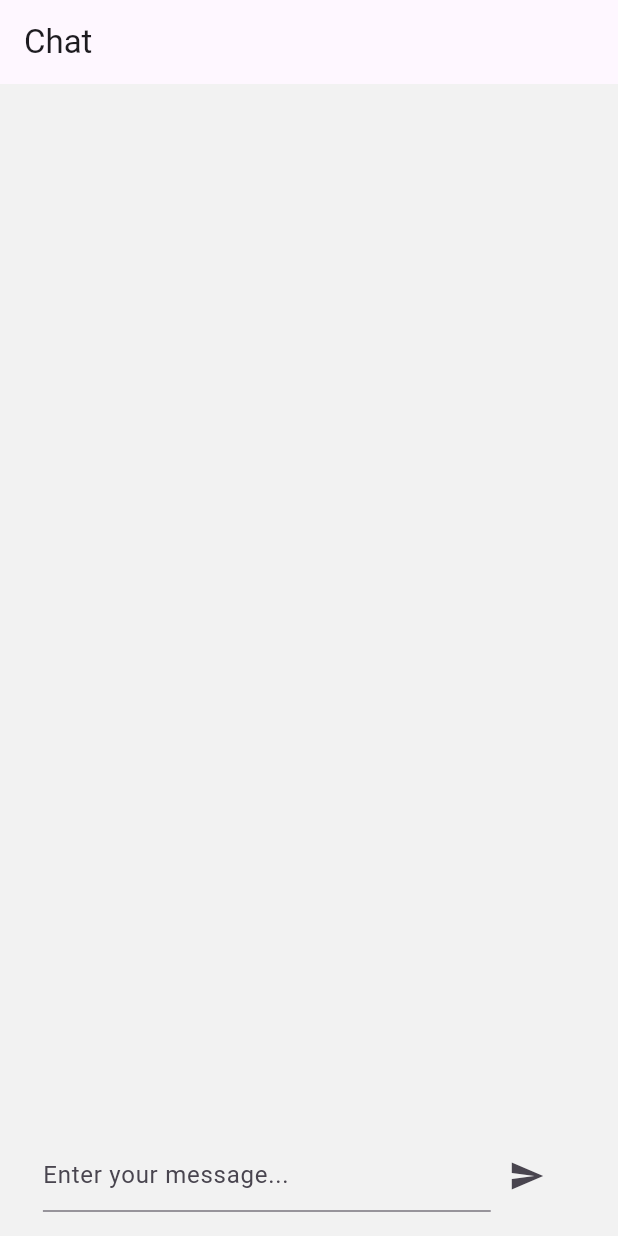
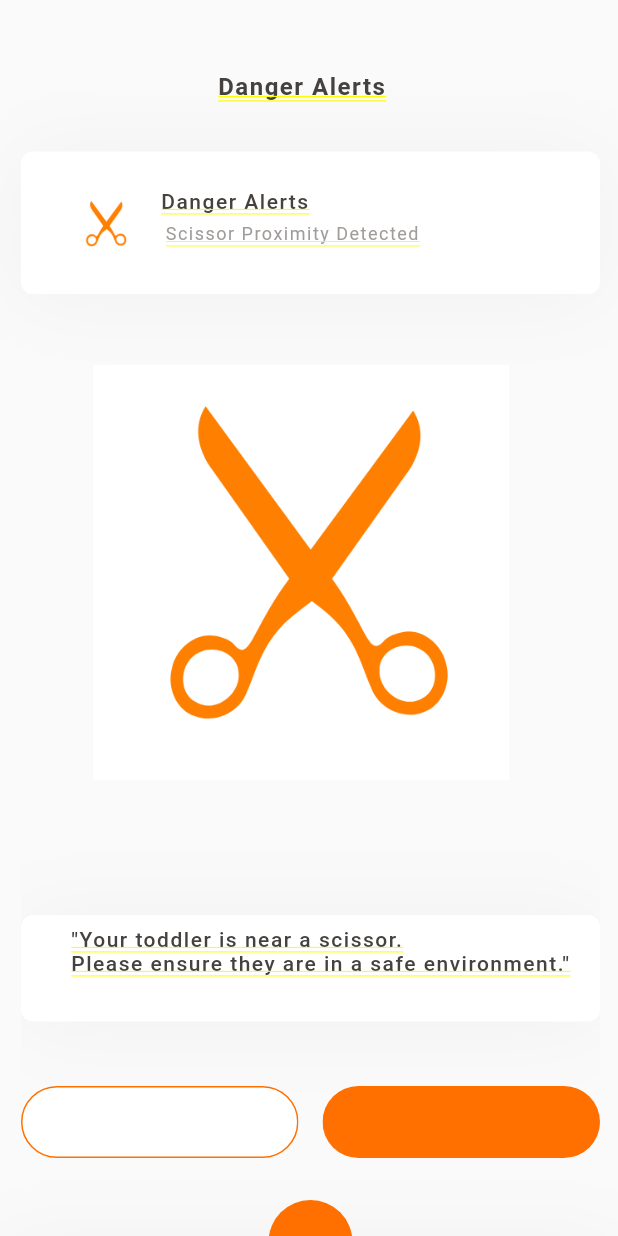
Before and after one commit to kaveenexe/toddler-research, a Flutter app: the screen it shows after launch, on a phone screen of 412 x 824 dp. Run offline on Flutter 3.47's test engine with Material 3 defaults, Android fonts, the phone set to English and light mode, and no system bars; network calls fail; Roboto replaces fonts that are missing (Poppins).

Commit message:
scissor page

```diff
--- a/lib/main.dart
+++ b/lib/main.dart
@@ -1,5 +1,6 @@
 import 'package:flutter/material.dart';
 import 'package:flutterapp/pages/chat_screen.dart';
+import 'package:flutterapp/pages/dangerscissor.dart';
 
 void main() {
   runApp(const MyApp());
@@ -15,7 +16,7 @@ class MyApp extends StatelessWidget {
       debugShowCheckedModeBanner: false,
       title: 'Flutter Demo',
       theme: new ThemeData(scaffoldBackgroundColor: const Color(0xFFF2F2F2)),
-      home: const ChatAssistant(),
+      home: const ReminderPage(),
     );
   }
 }
--- /dev/null
+++ b/lib/pages/dangerscissor.dart
@@ -0,0 +1,453 @@
+import "package:flutter/material.dart";
+
+
+class ReminderPage extends StatelessWidget {
+  const ReminderPage({super.key});
+
+  @override
+  Widget build(BuildContext context) {
+    double screenwidth = MediaQuery.of(context).size.width;
+    double screenheight = MediaQuery.of(context).size.height;
+     return Column(
+      children: [
+        Container(
+          width: 414,
+          height: 896,
+          clipBehavior: Clip.antiAlias,
+          decoration: BoxDecoration(color: Color(0xFFFAFAFA)),
+          child: Stack(
+            children: [
+              Positioned(
+                left: 14,
+                top: 48,
+                child: Container(
+                  width: 386,
+                  height: 23,
+                  clipBehavior: Clip.antiAlias,
+                  decoration: BoxDecoration(),
+                  child: Stack(
+                    children: [
+                      Positioned(
+                        left: 0,
+                        top: 3,
+                        child: Container(width: 24, height: 18, child: Stack()),
+                      ),
+                      Positioned(
+                        left: 131,
+                        top: 0,
+                        child: Text(
+                          'Danger Alerts',
+                          textAlign: TextAlign.center,
+                          style: TextStyle(
+                            color: Color(0xFF44413E),
+                            fontSize: 16,
+                            fontFamily: 'Poppins',
+                            fontWeight: FontWeight.w600,
+                            height: 0,
+                            letterSpacing: 1,
+                          ),
+                        ),
+                      ),
+                      Positioned(
+                        left: 370,
+                        top: 2,
+                        child: Container(width: 16, height: 18, child: Stack()),
+                      ),
+                    ],
+                  ),
+                ),
+              ),
+              Positioned(
+                left: 14,
+                top: 101,
+                child: Container(
+                  width: 386,
+                  height: 95,
+                  child: Stack(
+                    children: [
+                      Positioned(
+                        left: 0,
+                        top: 0,
+                        child: Container(
+                          width: 386,
+                          height: 95,
+                          decoration: ShapeDecoration(
+                            color: Colors.white,
+                            shape: RoundedRectangleBorder(borderRadius: BorderRadius.circular(8)),
+                            shadows: [
+                              BoxShadow(
+                                color: Color(0x0A000000),
+                                blurRadius: 48,
+                                offset: Offset(0, 2),
+                                spreadRadius: 0,
+                              )
+                            ],
+                          ),
+                        ),
+                      ),
+                      Positioned(
+                        left: 93,
+                        top: 0,
+                        child: Container(
+                          width: 138,
+                          height: 43,
+                          padding: const EdgeInsets.only(top: 23, right: 30),
+                          clipBehavior: Clip.antiAlias,
+                          decoration: BoxDecoration(),
+                          child: Row(
+                            mainAxisSize: MainAxisSize.min,
+                            mainAxisAlignment: MainAxisAlignment.start,
+                            crossAxisAlignment: CrossAxisAlignment.center,
+                            children: [
+                              Text(
+                                'Danger Alerts',
+                                style: TextStyle(
+                                  color: Color(0xFF44413E),
+                                  fontSize: 14,
+                                  fontFamily: 'Poppins',
+                                  fontWeight: FontWeight.w500,
+                                  height: 0,
+                                  letterSpacing: 1,
+                                ),
+                              ),
+                            ],
+                          ),
+                        ),
+                      ),
+                    ],
+                  ),
+                ),
+              ),
+              Positioned(
+                left: 110,
+                top: 149,
+                child: Text(
+                  'Scissor Proximity Detected',
+                  style: TextStyle(
+                    color: Color(0xFF9F9C9A),
+                    fontSize: 12,
+                    fontFamily: 'Poppins',
+                    fontWeight: FontWeight.w400,
+                    height: 0,
+                    letterSpacing: 1,
+                  ),
+                ),
+              ),
+              Positioned(
+                left: 14,
+                top: 567,
+                child: Container(
+                  width: 386,
+                  height: 288,
+                  clipBehavior: Clip.antiAlias,
+                  decoration: BoxDecoration(),
+                  child: Stack(
+                    children: [
+                      Positioned(
+                        left: 0,
+                        top: 43,
+                        child: Container(
+                          width: 386,
+                          height: 71,
+                          decoration: ShapeDecoration(
+                            color: Colors.white,
+                            shape: RoundedRectangleBorder(borderRadius: BorderRadius.circular(8)),
+                            shadows: [
+                              BoxShadow(
+                                color: Color(0x0A000000),
+                                blurRadius: 48,
+                                offset: Offset(0, 2),
+                                spreadRadius: 0,
+                              )
+                            ],
+                          ),
+                        ),
+                      ),
+                      Positioned(
+                        left: 33,
+                        top: 51,
+                        child: SizedBox(
+                          width: 339,
+                          child: Text(
+                            '"Your toddler is near a scissor.\nPlease ensure they are in a safe environment."',
+                            style: TextStyle(
+                              color: Color(0xFF44413E),
+                              fontSize: 14,
+                              fontFamily: 'Poppins',
+                              fontWeight: FontWeight.w500,
+                              height: 0,
+                              letterSpacing: 1,
+                            ),
+                          ),
+                        ),
+                      ),
+                      Positioned(
+                        left: 0,
+                        top: 157,
+                        child: Container(
+                          width: 386,
+                          height: 48,
+                          child: Stack(
+                            children: [
+                              Positioned(
+                                left: 0,
+                                top: 0,
+                                child: Container(
+                                  width: 185,
+                                  height: 48,
+                                  clipBehavior: Clip.antiAlias,
+                                  decoration: BoxDecoration(),
+                                  child: Column(
+                                    mainAxisSize: MainAxisSize.min,
+                                    mainAxisAlignment: MainAxisAlignment.start,
+                                    crossAxisAlignment: CrossAxisAlignment.start,
+                                    children: [
+                                      Container(
+                                        width: 185,
+                                        height: 48,
+                                        decoration: ShapeDecoration(
+                                          color: Colors.white,
+                                          shape: RoundedRectangleBorder(
+                                            side: BorderSide(width: 1, color: Color(0xFFFF7000)),
+                                            borderRadius: BorderRadius.circular(24),
+                                          ),
+                                        ),
+                                      ),
+                                      Text(
+                                        'DONE',
+                                        textAlign: TextAlign.center,
+                                        style: TextStyle(
+                                          color: Color(0xFFFF7000),
+                                          fontSize: 12,
+                                          fontFamily: 'Poppins',
+                                          fontWeight: FontWeight.w700,
+                                          height: 0,
+                                          letterSpacing: 1,
+                                        ),
+                                      ),
+                                    ],
+                                  ),
+                                ),
+                              ),
+                              Positioned(
+                                left: 201,
+                                top: 0,
+                                child: Container(
+                                  width: 185,
+                                  height: 48,
+                                  clipBehavior: Clip.antiAlias,
+                                  decoration: BoxDecoration(),
+                                  child: Column(
+                                    mainAxisSize: MainAxisSize.min,
+                                    mainAxisAlignment: MainAxisAlignment.start,
+                                    crossAxisAlignment: CrossAxisAlignment.start,
+                                    children: [
+                                      Container(
+                                        width: 185,
+                                        height: 48,
+                                        decoration: ShapeDecoration(
+                                          color: Color(0xFFFF7000),
+                                          shape: RoundedRectangleBorder(
+                                            borderRadius: BorderRadius.circular(24),
+                                          ),
+                                        ),
+                                      ),
+                                      Text(
+                                        'CALL TO CAREGIVER',
+                                        textAlign: TextAlign.center,
+                                        style: TextStyle(
+                                          color: Colors.white,
+                                          fontSize: 12,
+                                          fontFamily: 'Poppins',
+                                          fontWeight: FontWeight.w700,
+                                          height: 0,
+                                          letterSpacing: 1,
+                                        ),
+                                      ),
+                                    ],
+                                  ),
+                                ),
+                              ),
+                            ],
+                          ),
+                        ),
+                      ),
+                    ],
+                  ),
+                ),
+              ),
+              Positioned(
+                left: 0,
+                top: 800,
+                child: Container(
+                  width: 414,
+                  height: 96,
+                  child: Stack(
+                    children: [
+                      Positioned(
+                        left: 0,
+                        top: 28,
+                        child: Container(
+                          width: 414,
+                          height: 68,
+                          decoration: BoxDecoration(
+                            color: Colors.white,
+                            boxShadow: [
+                              BoxShadow(
+                                color: Color(0x0A000000),
+                                blurRadius: 48,
+                                offset: Offset(0, 2),
+                                spreadRadius: 0,
+                              )
+                            ],
+                          ),
+                        ),
+                      ),
+                      Positioned(
+                        left: 40,
+                        top: 51,
+                        child: Container(
+                          width: 23,
+                          height: 22,
+                          child: Stack(
+                            children: [
+                              Positioned(
+                                left: 0,
+                                top: 0,
+                                child: Container(
+                                  width: 23,
+                                  height: 22,
+                                  decoration: ShapeDecoration(
+                                    image: DecorationImage(
+                                      image: NetworkImage("https://via.placeholder.com/23x22"),
+                                      fit: BoxFit.fill,
+                                    ),
+                                    shape: RoundedRectangleBorder(
+                                      side: BorderSide(
+                                        width: 0.60,
+                                        strokeAlign: BorderSide.strokeAlignCenter,
+                                        color: Color(0xFFFF7000),
+                                      ),
+                                    ),
+                                  ),
+                                ),
+                              ),
+                            ],
+                          ),
+                        ),
+                      ),
+                      Positioned(
+                        left: 116,
+                        top: 51,
+                        child: Container(
+                          width: 10,
+                          height: 22,
+                          decoration: ShapeDecoration(
+                            image: DecorationImage(
+                              image: NetworkImage("https://via.placeholder.com/10x22"),
+                              fit: BoxFit.fill,
+                            ),
+                            shape: RoundedRectangleBorder(
+                              side: BorderSide(
+                                width: 1.40,
+                                strokeAlign: BorderSide.strokeAlignCenter,
+                                color: Color(0xFF979797),
+                              ),
+                            ),
+                          ),
+                        ),
+                      ),
+                      Positioned(
+                        left: 179,
+                        top: 0,
+                        child: Container(
+                          width: 56,
+                          height: 56,
+                          child: Stack(
+                            children: [
+                              Positioned(
+                                left: 0,
+                                top: 0,
+                                child: Container(
+                                  width: 56,
+                                  height: 56,
+                                  decoration: ShapeDecoration(
+                                    color: Color(0xFFFF7000),
+                                    shape: OvalBorder(),
+                                  ),
+                                ),
+                              ),
+                              Positioned(
+                                left: 19,
+                                top: 19,
+                                child: Container(width: 18, height: 18, child: Stack()),
+                              ),
+                            ],
+                          ),
+                        ),
+                      ),
+                      Positioned(
+                        left: 287,
+                        top: 51,
+                        child: Container(width: 17, height: 22, child: Stack()),
+                      ),
+                      Positioned(
+                        left: 355,
+                        top: 51,
+                        child: Container(
+                          width: 19,
+                          height: 22,
+                          child: Stack(
+                            children: [
+                              Positioned(
+                                left: 4.75,
+                                top: 0,
+                                child: Container(
+                                  width: 9.50,
+                                  height: 9.78,
+                                  decoration: ShapeDecoration(
+                                    shape: OvalBorder(
+                                      side: BorderSide(
+                                        width: 1.80,
+                                        strokeAlign: BorderSide.strokeAlignCenter,
+                                        color: Color(0xFF9F9C9A),
+                                      ),
+                                    ),
+                                  ),
+                                ),
+                              ),
+                            ],
+                          ),
+                        ),
+                      ),
+                    ],
+                  ),
+                ),
+              ),
+              Positioned(
+                left: 62,
+                top: 242,
+                 child: Image.asset(
+                        "assets/scissorimg.png",
+                        width: 277,
+                        height: 279,
+                        scale: 0.9,
+                      ),
+              ),
+              Positioned(
+                left: 50,
+                top: 130,
+                 child: Image.asset(
+                        "assets/scissorimg.png",
+                        width: 40,
+                        height: 40,
+                        scale: 0.9,
+                      ),
+              ),
+            ],
+          ),
+        ),
+      ],
+    );
+  }
+}
--- a/pubspec.yaml
+++ b/pubspec.yaml
@@ -59,9 +59,9 @@ flutter:
   uses-material-design: true
 
   # To add assets to your application, add an assets section, like this:
-  # assets:
-  #   - images/a_dot_burr.jpeg
-  #   - images/a_dot_ham.jpeg
+  assets:
+  - assets/
+
 
   # An image asset can refer to one or more resolution-specific "variants", see
   # https://flutter.dev/assets-and-images/#resolution-aware
```
Also changed, not shown: assets/alertmsg.png (added), assets/scissorimg.png (added).
